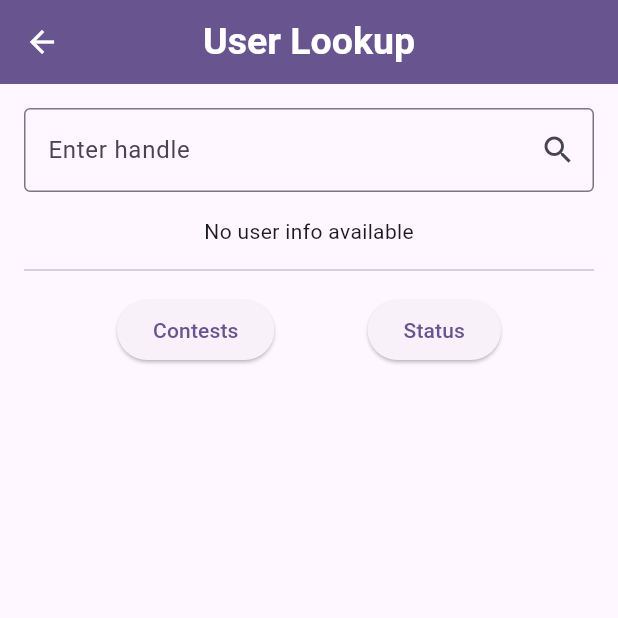
After one commit to rezk1834/Code-Forces, a Flutter app: the UserInfoPage screen opened directly, on a phone screen of 412 x 824 dp, the top half of it. The commit adds this screen. Run offline on Flutter 3.47's test engine with Material 3 defaults, Android fonts, the phone set to English and light mode, and no system bars.

Commit message:
update UserLookup.dart and change its position

```diff
--- /dev/null
+++ b/lib/Screens/UserLookup.dart
@@ -0,0 +1,232 @@
+import 'dart:convert';
+import 'package:flutter/material.dart';
+import 'package:http/http.dart' as http;
+import '../Service/api_service.dart';
+import '../UserContests.dart';
+import '../UserStatus.dart';
+import '../components/rating color.dart';
+
+class UserInfoPage extends StatefulWidget {
+  final String? handle;
+  final Future<GetInfo>? futureInfo;
+
+  const UserInfoPage({super.key,  this.handle, this.futureInfo});
+
+  @override
+  State<UserInfoPage> createState() => _UserInfoPageState();
+}
+
+class _UserInfoPageState extends State<UserInfoPage> {
+  final TextEditingController _controller = TextEditingController();
+  TextStyle labelStyle = TextStyle(fontWeight: FontWeight.bold, fontSize: 20,color: Colors.black);
+  TextStyle valueStyle = TextStyle(fontSize: 20,color: Colors.black);
+  Future<GetInfo>? _futureInfo;
+  Future<Contests>? _futureContests;
+  Future<Status>? _futureStatus;
+
+  Future<GetInfo> getInfo(String handle) async {
+    final response = await http.get(Uri.https('codeforces.com', '/api/user.info', {'handles': handle}));
+
+    if (response.statusCode == 200) {
+      final data = jsonDecode(response.body);
+      return GetInfo.fromJson(data);
+    } else {
+      throw Exception('Failed to load user info');
+    }
+  }
+
+  Future<Contests> getContests(String handle) async {
+    final response = await http.get(Uri.https('codeforces.com', '/api/user.rating', {'handle': handle}));
+
+    if (response.statusCode == 200) {
+      final data = jsonDecode(response.body);
+      return Contests.fromJson(data);
+    } else {
+      throw Exception('Failed to load contests');
+    }
+  }
+
+  Future<Status> getStatus(String handle) async {
+    final response = await http.get(Uri.https('codeforces.com', '/api/user.status', {
+      'handle': handle,
+      'from': '1',
+      'count': '10',
+    }));
+
+    if (response.statusCode == 200) {
+      final data = jsonDecode(response.body);
+      return Status.fromJson(data);
+    } else {
+      throw Exception('Failed to load Status');
+    }
+  }
+
+  void _fetchUserInfo() {
+    setState(() {
+      _futureInfo = getInfo(_controller.text);
+      _futureContests = getContests(_controller.text);
+      _futureStatus = getStatus(_controller.text) ;
+    });
+  }
+
+  @override
+  Widget build(BuildContext context) {
+    return Scaffold(
+      appBar: AppBar(
+        title: Text("User Lookup", style: TextStyle(fontSize: 25, fontWeight: FontWeight.bold, color: Colors.white)),
+        backgroundColor: Theme.of(context).primaryColor,
+        centerTitle: true,
+        elevation: 0,
+        iconTheme: IconThemeData(color: Colors.white),
+      ),
+      body: Padding(
+        padding: const EdgeInsets.all(16.0),
+        child: Column(
+          children: [
+            TextField(
+              controller: _controller,
+              decoration: InputDecoration(
+                labelText: 'Enter handle',
+                border: OutlineInputBorder(),
+                suffixIcon: IconButton(
+                  icon: Icon(Icons.search),
+                  onPressed: _fetchUserInfo,
+                ),
+              ),
+              onSubmitted: (_) => _fetchUserInfo(),
+            ),
+            SizedBox(height: 16),
+            FutureBuilder<GetInfo>(
+              future: _futureInfo,
+              builder: (context, snapshot) {
+                if (snapshot.connectionState == ConnectionState.waiting) {
+                  return Center(child: CircularProgressIndicator());
+                } else if (snapshot.hasError) {
+                  return Center(child: Text('No user info available'));
+                } else if (!snapshot.hasData || snapshot.data!.result.isEmpty) {
+                  return Center(child: Text('No user info available'));
+                } else {
+                  final info = snapshot.data!;
+                  final result = info.result[0];
+                  return Padding(
+                    padding: const EdgeInsets.all(8.0),
+                    child: Row(
+                      crossAxisAlignment: CrossAxisAlignment.start,
+                      children: [
+                        Container(
+                          width: 70,
+                          height: 90,
+                          margin: EdgeInsets.all(4),
+                          decoration: BoxDecoration(
+                            boxShadow: [
+                              BoxShadow(
+                                color: Colors.black26,
+                                blurRadius: 6,
+                                offset: Offset(0, 2),
+                              ),
+                            ],
+                            image: DecorationImage(
+                              image: NetworkImage(result.avatar),
+                              fit: BoxFit.cover,
+                            ),
+                          ),
+                        ),
+                        SizedBox(width: 5),
+                        Column(
+                          crossAxisAlignment: CrossAxisAlignment.start,
+                          children: [
+                            Text(
+                              '${result.rank}',
+                              style: TextStyle(
+                                fontSize: 20,
+                                fontWeight: FontWeight.bold,
+                                color: getColorForRating(result.rating),
+                              ),
+                            ),
+                            RichText(
+                              text: TextSpan(
+                                children: [
+                                  TextSpan(
+                                    text: '${result.handle[0]}',
+                                    style: result.rating <= 2900
+                                        ? labelStyle.copyWith(color: getColorForRating(result.rating), fontWeight: FontWeight.bold)
+                                        : TextStyle(fontSize: 20, color: Colors.black),
+                                  ),
+                                  TextSpan(
+                                    text: '${result.handle.substring(1)}', // Rest of the text with normal style
+                                    style: TextStyle(fontSize: 20, color: getColorForRating(result.rating), fontWeight: FontWeight.bold),
+                                  ),
+                                ],
+                              ),
+                            ),
+                            RichText(
+                                text: TextSpan(
+                                    children: [
+                                      TextSpan(
+                                        text:'Rating: ',
+                                        style: TextStyle(fontSize: 16, fontWeight: FontWeight.bold, color: Colors.black),
+                                      ),
+                                      TextSpan(
+                                        text:result.rating.toString(),
+                                        style: TextStyle(fontSize: 16, fontWeight: FontWeight.bold, color: getColorForRating(result.rating)),
+                                      )
+                                    ]
+                                )
+                            ),
+                            RichText(
+                                text: TextSpan(
+                                    children: [
+                                      TextSpan(
+                                        text:'Max Rating: ',
+                                        style: TextStyle(fontSize: 16, fontWeight: FontWeight.bold, color: Colors.black),
+                                      ),
+                                      TextSpan(
+                                        text:result.maxRating.toString(),
+                                        style: TextStyle(fontSize: 16, fontWeight: FontWeight.bold, color: getColorForRating(result.maxRating)),
+                                      )
+                                    ]
+                                )
+                            ),
+
+                            Text(
+                              'Friends of: ${result.friendOfCount} users',
+                              style: TextStyle(fontSize: 16),
+                            ),
+                          ],
+                        ),
+                      ],
+                    ),
+                  );
+                }
+              },
+            ),
+            Divider(height: 32),
+            Row(
+              mainAxisAlignment: MainAxisAlignment.spaceEvenly,
+              children: [
+                ElevatedButton(
+                  onPressed: () {
+                    Navigator.push(
+                      context,
+                      MaterialPageRoute(builder: (context) => ContestsPage( futureContests: _futureContests, Mainuser: false,)),
+                    );
+                  },
+                  child: Text('Contests'),
+                ),
+                ElevatedButton(
+                  onPressed: () {
+                    Navigator.push(
+                      context,
+                      MaterialPageRoute(builder: (context) => StatusPage( futureStatus: _futureStatus,handle: _controller.text, Mainuser: false,),
+                    ));
+                  },
+                  child: Text('Status'),
+                ),
+              ],
+            ),
+          ],
+        ),
+      ),
+    );
+  }
+}
--- a/lib/components/Drawer.dart
+++ b/lib/components/Drawer.dart
@@ -2,7 +2,7 @@ import 'package:codeforces/LoginPage.dart';
 import 'package:flutter/material.dart';
 
 import '../Screens/ContestPage.dart';
-import '../UserLookup.dart';
+import '../Screens/UserLookup.dart';
 import '../Screens/AllUsersPage.dart';
 import '../Screens/blogentry.dart';
 import '../Screens/gym.dart';
```
